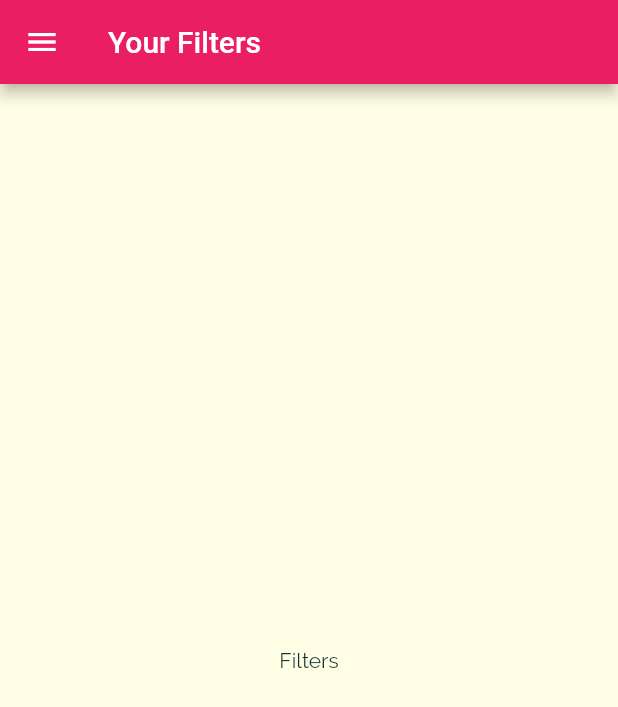
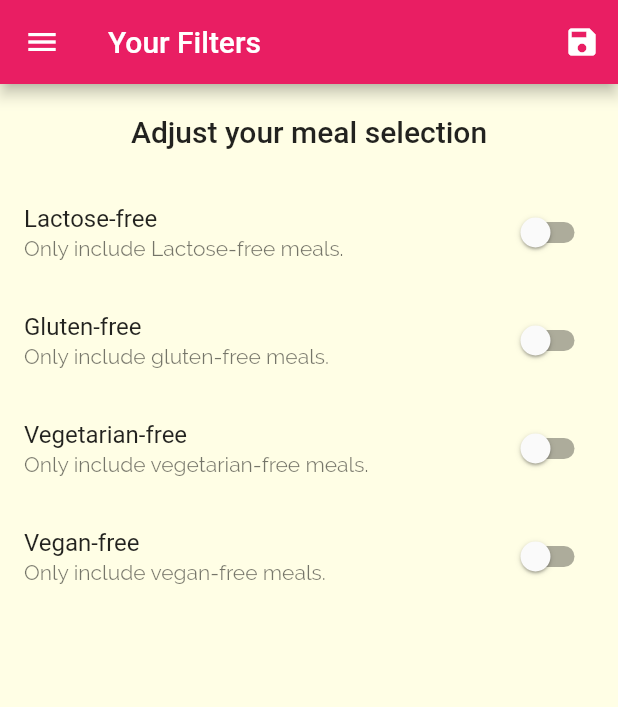
Before and after one commit to hdwhitem/Meal_App, a Flutter app: the FiltersScreen screen opened by its route, on a phone screen of 412 x 824 dp. Shown: the top 707 px of the screen. Run offline on Flutter 3.47's test engine with Material 2 defaults, Android fonts, the phone set to English and light mode, and no system bars.

Commit message:
Adding Filtering Logic

```diff
--- a/lib/main.dart
+++ b/lib/main.dart
@@ -3,13 +3,51 @@ import './screens/category_meal_screen.dart';
 import './screens/meal_detail_screen.dart';
 import './screens/bottom_tabBar_screen.dart';
 import '/screens/filters_screen.dart';
+import '/dummy_data.dart';
+import '/models/meal.dart';
 
 void main() {
   runApp(const MyApp());
 }
 
-class MyApp extends StatelessWidget {
+class MyApp extends StatefulWidget {
   const MyApp({Key? key}) : super(key: key);
+
+  @override
+  State<MyApp> createState() => _MyAppState();
+}
+
+class _MyAppState extends State<MyApp> {
+  late Map<String, bool> _filters = {
+    'gluten': false,
+    'lactose': false,
+    'vegan': false,
+    'vegetarian': false,
+  };
+
+  List<Meal> _availableMeals = DUMMY_MEALS;
+
+  void _setFilters(Map<String, bool> filterData) {
+    setState(() {
+      _filters = filterData;
+      _availableMeals = DUMMY_MEALS.where((meal) {
+        final gluten = (_filters['gluten'])!;
+        if (gluten && !meal.isGlutenFree) {
+          return false;
+        }
+        if ((_filters['lactose'])! && !meal.isLactoseFree) {
+          return false;
+        }
+        if ((_filters['vegan'])! && !meal.isVegan) {
+          return false;
+        }
+        if ((_filters['vegetarian'])! && !meal.isVegetarian) {
+          return false;
+        }
+        return true;
+      }).toList();
+    });
+  }
 
   @override
   Widget build(BuildContext context) {
@@ -39,9 +77,14 @@ class MyApp extends StatelessWidget {
         initialRoute: '/',
         routes: {
           '/': (context) => TabsScreen(),
-          CategoryMealScreen.routeName: (context) => CategoryMealScreen(),
+          CategoryMealScreen.routeName: (context) => CategoryMealScreen(
+                availableMeals: _availableMeals,
+              ),
           MealDetailScreen.routeName: (context) => MealDetailScreen(),
-          FiltersScreen.routeName: (context) => FiltersScreen(),
+          FiltersScreen.routeName: (context) => FiltersScreen(
+                saveFilters: _setFilters,
+                currentFilters: _filters,
+              ),
         });
   }
 }
--- a/lib/screens/filters_screen.dart
+++ b/lib/screens/filters_screen.dart
@@ -1,19 +1,105 @@
 import '/widgets/main_drawer.dart';
 import 'package:flutter/material.dart';
 
-class FiltersScreen extends StatelessWidget {
+class FiltersScreen extends StatefulWidget {
   static const routeName = '/filters';
+  final Function saveFilters;
+  final Map<String, bool> currentFilters;
 
-  const FiltersScreen({Key? key}) : super(key: key);
+  const FiltersScreen(
+      {Key? key, required this.saveFilters, required this.currentFilters})
+      : super(key: key);
+
+  @override
+  State<FiltersScreen> createState() => _FiltersScreenState();
+}
+
+class _FiltersScreenState extends State<FiltersScreen> {
+  var _glutenFree = false;
+  var _vegetarian = false;
+  var _veganFree = false;
+  var _lactoseFree = false;
+
+  @override
+  void initState() {
+    _glutenFree = (widget.currentFilters['gluten'])!;
+    _veganFree = (widget.currentFilters['vegan'])!;
+    _vegetarian = (widget.currentFilters['vegetarian'])!;
+    _lactoseFree = (widget.currentFilters['lactose'])!;
+    super.initState();
+  }
 
   @override
   Widget build(BuildContext context) {
     return Scaffold(
       appBar: AppBar(
         title: const Text('Your Filters'),
+        actions: <Widget>[
+          IconButton(
+            icon: const Icon(Icons.save),
+            onPressed: () {
+              final selectedFilter = {
+                'gluten': _glutenFree,
+                'lactose': _lactoseFree,
+                'vegan': _veganFree,
+                'vegetarian': _vegetarian,
+              };
+              widget.saveFilters(selectedFilter);
+            },
+          )
+        ],
       ),
       drawer: MainDrawer(),
-      body: const Center(child: Text('Filters')),
+      body: Column(
+        children: <Widget>[
+          Container(
+            padding: const EdgeInsets.all(20),
+            child: Text('Adjust your meal selection',
+                style: Theme.of(context).textTheme.titleLarge),
+          ),
+          Expanded(
+              child: ListView(
+            children: <Widget>[
+              SwitchListTile(
+                  title: const Text('Lactose-free'),
+                  subtitle: const Text('Only include Lactose-free meals.'),
+                  value: _lactoseFree,
+                  onChanged: (newValue) {
+                    setState(() {
+                      _lactoseFree = newValue;
+                    });
+                  }),
+              SwitchListTile(
+                  title: const Text('Gluten-free'),
+                  subtitle: const Text('Only include gluten-free meals.'),
+                  value: _glutenFree,
+                  onChanged: (newValue) {
+                    setState(() {
+                      _glutenFree = newValue;
+                    });
+                  }),
+              SwitchListTile(
+                  title: const Text('Vegetarian-free'),
+                  subtitle: const Text('Only include vegetarian-free meals.'),
+                  value: _vegetarian,
+                  onChanged: (newValue) {
+                    setState(() {
+                      _vegetarian = newValue;
+                    });
+                  }),
+              SwitchListTile(
+                  title: const Text('Vegan-free'),
+                  subtitle: const Text('Only include vegan-free meals.'),
+                  value: _veganFree,
+                  onChanged: (newValue) {
+                    setState(() {
+                      _veganFree = newValue;
+                    });
+                  }),
+            ],
+          ))
+        ],
+      ),
     );
   }
 }
```
Also changed, not shown: lib/screens/category_meal_screen.dart (+46 -22 lines), lib/screens/meal_detail_screen.dart (+7 -1 lines), lib/widgets/meal_item.dart (+10 -2 lines).
